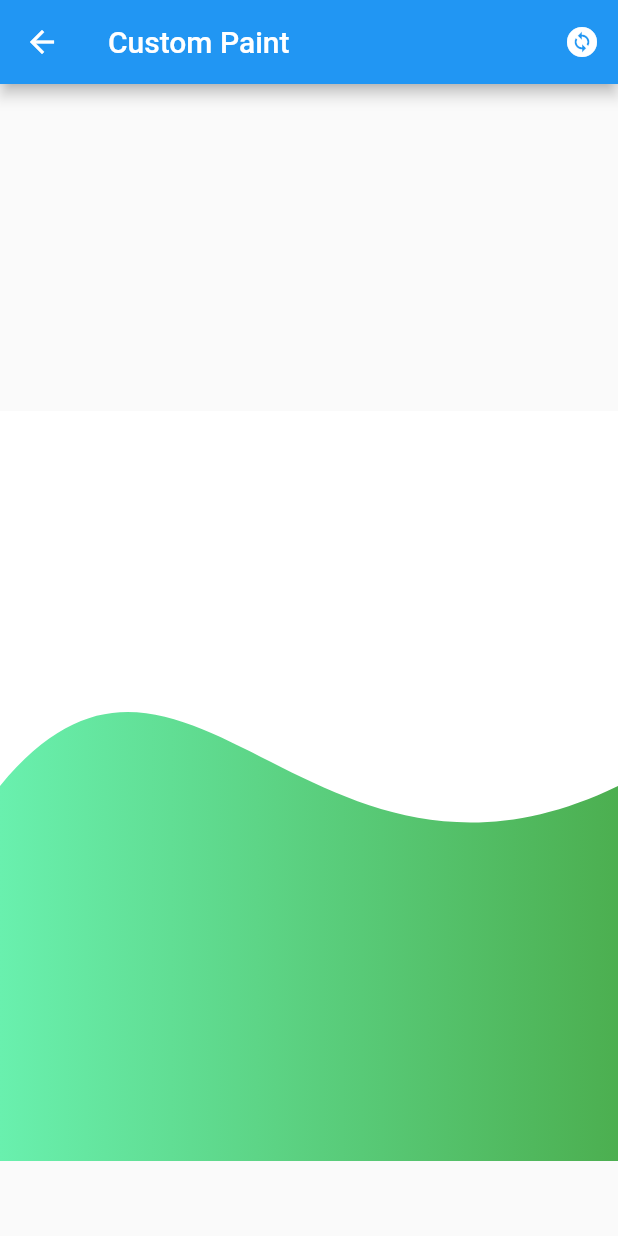
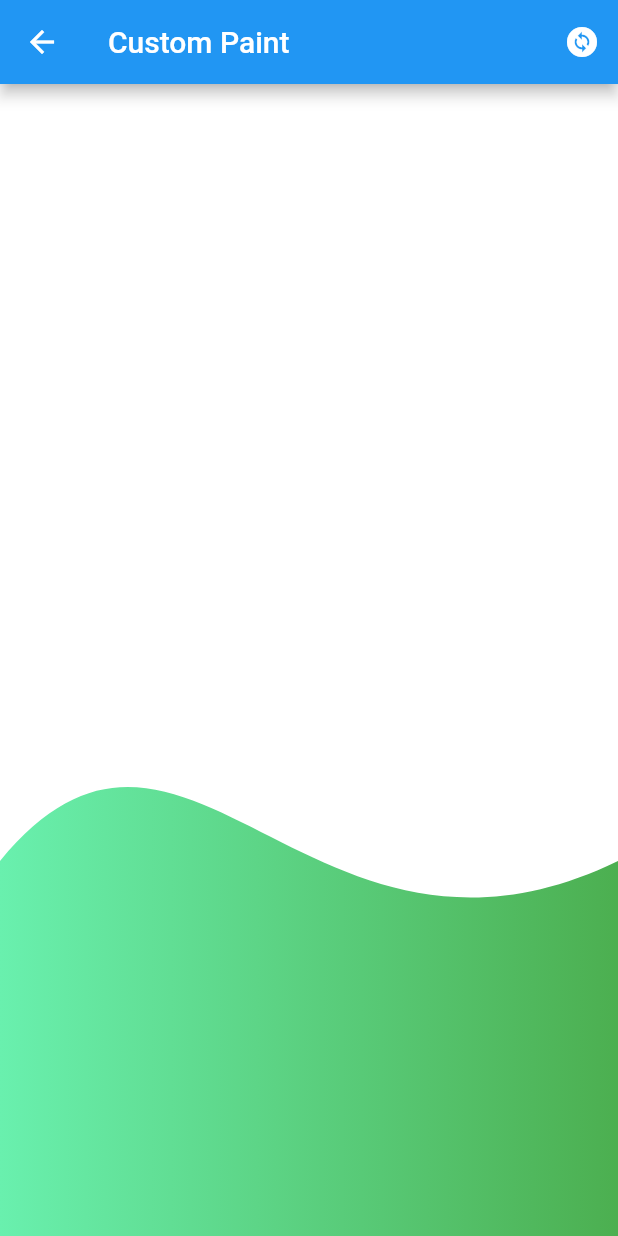
Before and after one commit to IbrohimToxtasinov/fourth_exam, a Flutter app: the AnimationCircularBar screen opened directly, after a tap on the "change circle" icon, on a phone screen of 412 x 824 dp. Run offline on Flutter 3.47's test engine with Material 2 defaults, Android fonts, the phone set to English and light mode, and no system bars; our stand-ins replace cloud_firestore, dio, firebase_core, firebase_storage, fluttertoast, image_picker; accounts and stored records are empty; network calls fail.

Commit message:
task done

```diff
--- a/lib/screens/animations/animation_circular_bar.dart
+++ b/lib/screens/animations and custom_paint/animation_circular_bar and custom_panit.dart
@@ -19,6 +19,7 @@ class _AnimationCircularBarState extends State<AnimationCircularBar> {
     Future.delayed(const Duration(seconds: 2))
         .then((value) => colorsGalochka = Colors.green);
     return Scaffold(
+      backgroundColor: Colors.white,
       appBar: AppBar(
         title:
             isChanged ? const Text("Animations") : const Text("Custom Paint"),
@@ -80,9 +81,6 @@ class _AnimationCircularBarState extends State<AnimationCircularBar> {
                         painter: MyPainter(),
                       ),
                     ),
-                    const SizedBox(
-                      height: 50,
-                    ),
                   ],
                 ),
               ],
--- a/lib/screens/main_page.dart
+++ b/lib/screens/main_page.dart
@@ -1,4 +1,4 @@
-import 'package:fifth_exam/screens/animations/animation_circular_bar.dart';
+import 'package:fifth_exam/screens/animations%20and%20custom_paint/animation_circular_bar%20and%20custom_panit.dart';
 import 'package:fifth_exam/screens/dio/user_screen.dart';
 import 'package:fifth_exam/screens/firebase/students/all_students_screen.dart';
 import 'package:flutter/material.dart';
```
